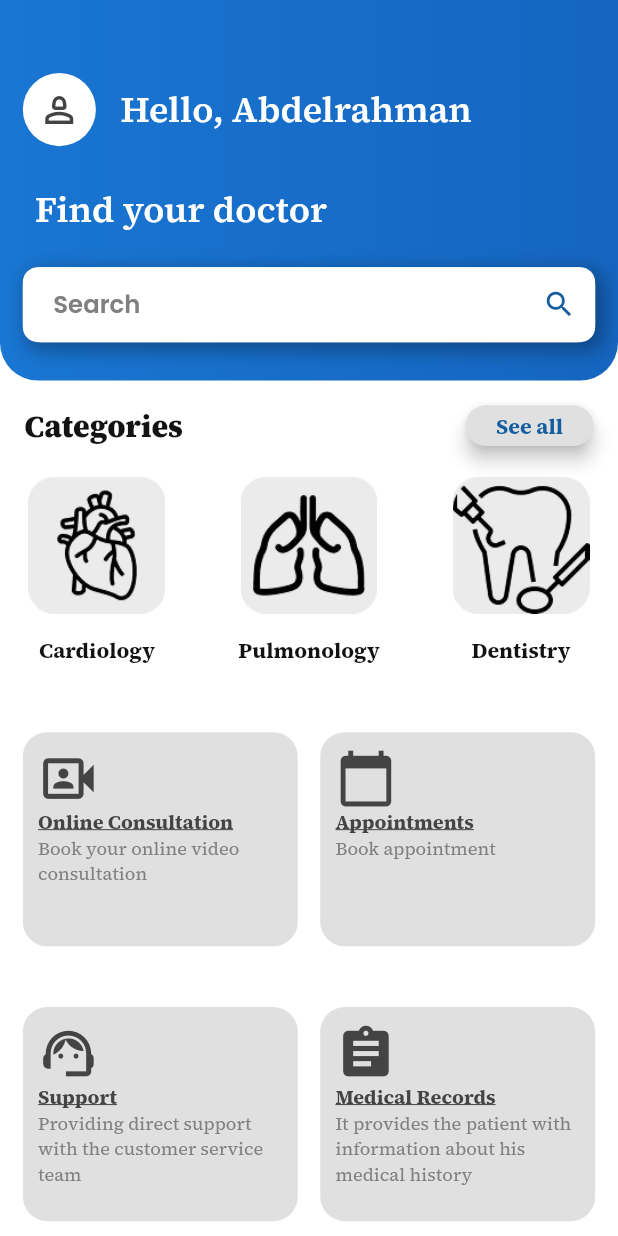
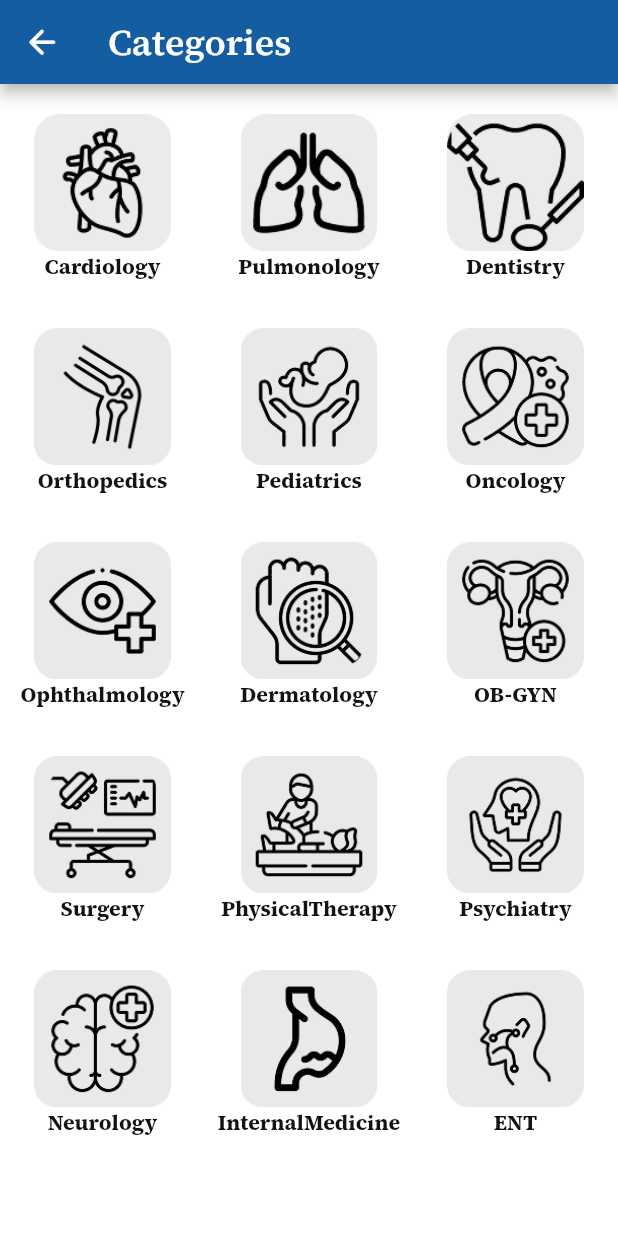
Before and after one commit to SalmaRazeq/aljoud_hospital, a Flutter app: the screen it shows after launch, after a tap on "See all", on a phone screen of 412 x 824 dp. Run offline on Flutter 3.47's test engine with Material 3 defaults, Android fonts, the phone set to English and light mode, and no system bars; our stand-ins replace firebase_core, flutter_screenutil, google_fonts; accounts and stored records are empty; generated files the repository leaves out were written again.

Commit message:
+ Categories

```diff
--- a/lib/config/theme/app_theme.dart
+++ b/lib/config/theme/app_theme.dart
@@ -29,7 +29,7 @@ class AppTheme {
         displaySmall: GoogleFonts.inter(fontSize: 14,
             fontWeight: FontWeight.w400, color: ColorsManager.hint),
         bodyLarge: GoogleFonts.sourceSerif4(fontSize: 20,
-          fontWeight: FontWeight.w900, color: ColorsManager.black,),
+          fontWeight: FontWeight.w700, color: ColorsManager.black,),
         bodyMedium: GoogleFonts.sourceSerif4(fontSize: 24,
             fontWeight: FontWeight.w600, color: ColorsManager.white),
       ),
--- a/lib/core/utils/assets_manager.dart
+++ b/lib/core/utils/assets_manager.dart
@@ -14,7 +14,7 @@ class AssetsManager{
   static const String eNT = '${base}ENT.png';
   static const String internalMedicine = '${base}Internal medicine.png';
   static const String neurology = '${base}Neurology.png';
-  static const String oBGYN = '${base}OB-GYN.png.png';
+  static const String obGYN = '${base}OB-GYN.png';
   static const String oncology = '${base}Oncology.png';
   static const String ophthalmology = '${base}ophthalmology.png';
   static const String orthopedics = '${base}Orthopedics.png';
--- a/lib/core/utils/color_manager.dart
+++ b/lib/core/utils/color_manager.dart
@@ -10,5 +10,7 @@ class ColorsManager{
   static const Color textField = Color(0xFFECECEC);
   static const Color blue2 = Color(0xFF145da0);
   static const Color lightGray = Color(0xFFE0E0E0);
+  static const Color blue3 = Color(0xFF6991C9);
+  static const Color blue4 = Color(0xFF003E94);
 
 }
--- a/lib/core/utils/routes_manager.dart
+++ b/lib/core/utils/routes_manager.dart
@@ -1,5 +1,6 @@
 import 'package:aljoud_hospital/presntation/screens/auth/log_in/login.dart';
 import 'package:aljoud_hospital/presntation/screens/auth/register/register.dart';
+import 'package:aljoud_hospital/presntation/screens/see_all/see_all.dart';
 import 'package:aljoud_hospital/presntation/screens/start/start.dart';
 import 'package:flutter/material.dart';
 import '../../presntation/screens/home/home.dart';
@@ -11,7 +12,7 @@ class RoutesManager{
   static const String start = '/start';
   static const String login = '/login';
   static const String register = '/register';
-
+  static const String seeAll = '/seeAll';
 
 
   static Route? router(RouteSettings settings) {
@@ -36,6 +37,10 @@ class RoutesManager{
         return MaterialPageRoute(
           builder: (context) => RegisterScreen(),
         );
+      case seeAll:
+        return MaterialPageRoute(
+          builder: (context) => SeeAllScreen(),
+        );
     }
   }
 }
--- a/lib/l10n/app_en.arb
+++ b/lib/l10n/app_en.arb
@@ -49,7 +49,7 @@
   "dentistry" : "Dentistry",
   "dermatology" : "Dermatology",
   "eNT" : "ENT",
-  "internalMedicine" : "Internal Medicine",
+  "internalMedicine" : "InternalMedicine",
   "neurology" : "Neurology",
   "oBGYN" : "OB-GYN",
   "oncology" : "Oncology",
--- a/lib/presntation/screens/home/appBar/home_appBar.dart
+++ b/lib/presntation/screens/home/appBar/home_appBar.dart
@@ -12,8 +12,8 @@ class HomeAppBar extends StatelessWidget {
   @override
   Widget build(BuildContext context) {
     return Container(
-      padding: REdgeInsets.symmetric(horizontal: 15, vertical: 18),
-      height: 250.h,
+      padding: REdgeInsets.symmetric(horizontal: 15, vertical: 10),
+      height: 240.h,
       width: double.infinity,
       decoration: BoxDecoration(
         gradient: LinearGradient(
--- a/lib/presntation/screens/home/categories_item/categories_item.dart
+++ b/lib/presntation/screens/home/categories_item/categories_item.dart
@@ -15,13 +15,11 @@ class CategoriesItem extends StatelessWidget {
           width: 90.w,
           height: 90.h,
         ),
-        SizedBox(
-          height: 14.h,
-        ),
+
         Text(
           title,
           style: Theme.of(context).textTheme.bodyLarge!.copyWith(
-          fontSize: 14.sp,fontWeight: FontWeight.w700,
+          fontSize: 14.sp,
         ),)
       ],
     );
--- a/lib/presntation/screens/home/home.dart
+++ b/lib/presntation/screens/home/home.dart
@@ -1,4 +1,5 @@
 import 'package:aljoud_hospital/core/utils/assets_manager.dart';
+import 'package:aljoud_hospital/core/utils/routes_manager.dart';
 import 'package:aljoud_hospital/presntation/screens/home/appBar/home_appBar.dart';
 import 'package:aljoud_hospital/presntation/screens/home/categories_item/categories_item.dart';
 import 'package:flutter/material.dart';
@@ -12,9 +13,9 @@ class HomeScreen extends StatelessWidget {
 
   @override
   Widget build(BuildContext context) {
-    return  Scaffold(
-        body: SafeArea(
-            child: SingleChildScrollView(
+    return  SafeArea(
+      child: Scaffold(
+          body: SingleChildScrollView(
             child: Column(
                 children: [
                 const HomeAppBar(),
@@ -29,7 +30,9 @@ class HomeScreen extends StatelessWidget {
                           style: Theme.of(context).textTheme.bodyLarge,
                         ),
                         ElevatedButton(
-                            onPressed: () {},
+                          onPressed: () {
+                            Navigator.of(context).pushReplacementNamed(RoutesManager.seeAll,);
+                          },
                           style: ElevatedButton.styleFrom(
                               backgroundColor: ColorsManager.lightGray,
                               minimumSize: const Size(70, 24),
--- /dev/null
+++ b/lib/presntation/screens/see_all/see_all.dart
@@ -0,0 +1,71 @@
+import 'package:aljoud_hospital/core/utils/color_manager.dart';
+import 'package:aljoud_hospital/presntation/screens/home/categories_item/categories_item.dart';
+import 'package:flutter/material.dart';
+import 'package:flutter_gen/gen_l10n/app_localizations.dart';
+import 'package:flutter_screenutil/flutter_screenutil.dart';
+import '../../../core/utils/assets_manager.dart';
+import '../../../core/utils/routes_manager.dart';
+import 'category_details/CategoryDetailsScreen.dart';
+
+class SeeAllScreen extends StatelessWidget {
+
+  @override
+  Widget build(BuildContext context) {
+    final List<CategoriesItem> categories = [
+      CategoriesItem(imagePath: AssetsManager.cardiology, title: AppLocalizations.of(context)!.cardiology),
+      CategoriesItem(imagePath: AssetsManager.pulmonology, title: AppLocalizations.of(context)!.pulmonology),
+      CategoriesItem(imagePath: AssetsManager.dentistry, title: AppLocalizations.of(context)!.dentistry),
+      CategoriesItem(imagePath: AssetsManager.orthopedics, title: AppLocalizations.of(context)!.orthopedics),
+      CategoriesItem(imagePath: AssetsManager.pediatrics, title: AppLocalizations.of(context)!.pediatrics),
+      CategoriesItem(imagePath: AssetsManager.oncology, title: AppLocalizations.of(context)!.oncology),
+      CategoriesItem(imagePath: AssetsManager.ophthalmology, title: AppLocalizations.of(context)!.ophthalmology),
+      CategoriesItem(imagePath: AssetsManager.dermatology, title: AppLocalizations.of(context)!.dermatology),
+      CategoriesItem(imagePath: AssetsManager.obGYN, title: AppLocalizations.of(context)!.oBGYN),
+      CategoriesItem(imagePath: AssetsManager.surgery, title: AppLocalizations.of(context)!.surgery),
+      CategoriesItem(imagePath: AssetsManager.physicalTherapy, title: AppLocalizations.of(context)!.physicalTherapy),
+      CategoriesItem(imagePath: AssetsManager.psychiatry, title: AppLocalizations.of(context)!.psychiatry),
+      CategoriesItem(imagePath: AssetsManager.neurology, title: AppLocalizations.of(context)!.neurology),
+      CategoriesItem(imagePath: AssetsManager.internalMedicine, title: AppLocalizations.of(context)!.internalMedicine),
+      CategoriesItem(imagePath: AssetsManager.eNT, title: AppLocalizations.of(context)!.eNT),
+    ];
+
+    return SafeArea(
+      child: Scaffold(
+        appBar: AppBar(
+          backgroundColor: ColorsManager.blue2,
+          leading: IconButton(onPressed: (){
+            Navigator.pushReplacementNamed(context, RoutesManager.home);
+            },
+              icon: Icon(Icons.arrow_back_rounded, size: 26.sp, color: ColorsManager.white,)),
+          title: Text(AppLocalizations.of(context)!.categories, style: Theme.of(context).textTheme.bodyMedium),
+        ),
+
+        body: Padding(
+          padding: REdgeInsets.symmetric(horizontal: 2, vertical: 20),
+          child: GridView.builder(
+            gridDelegate: const SliverGridDelegateWithFixedCrossAxisCount(
+              crossAxisCount: 3,
+              crossAxisSpacing: 5,
+              mainAxisSpacing: 10,
+              childAspectRatio: 1,
+            ),
+            itemCount: categories.length,
+            itemBuilder: (context, index) {
+              return GestureDetector(
+                onTap: () {
+                  Navigator.pushReplacement(
+                      context,
+                      MaterialPageRoute(
+                      builder: (context) => CategoryDetailsScreen(category: categories[index]),
+                  ));
+
+                },
+                child: categories[index],
+              );
+            },
+          ),
+        ),
+      ),
+    );
+  }
+}
```
Also changed, not shown: lib/presntation/screens/see_all/category_details/CategoryDetailsScreen.dart (added, +76 -0 lines), lib/presntation/screens/see_all/sdsd.dart (added, +123 -0 lines). Lines whose indentation alone changed are shown as unchanged.
